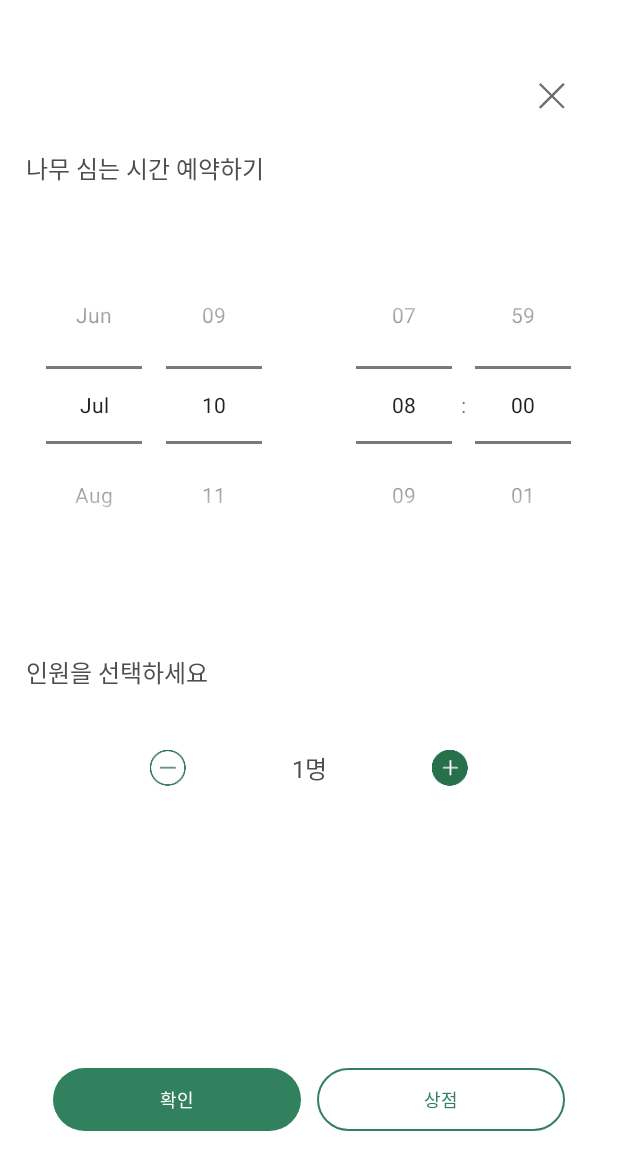
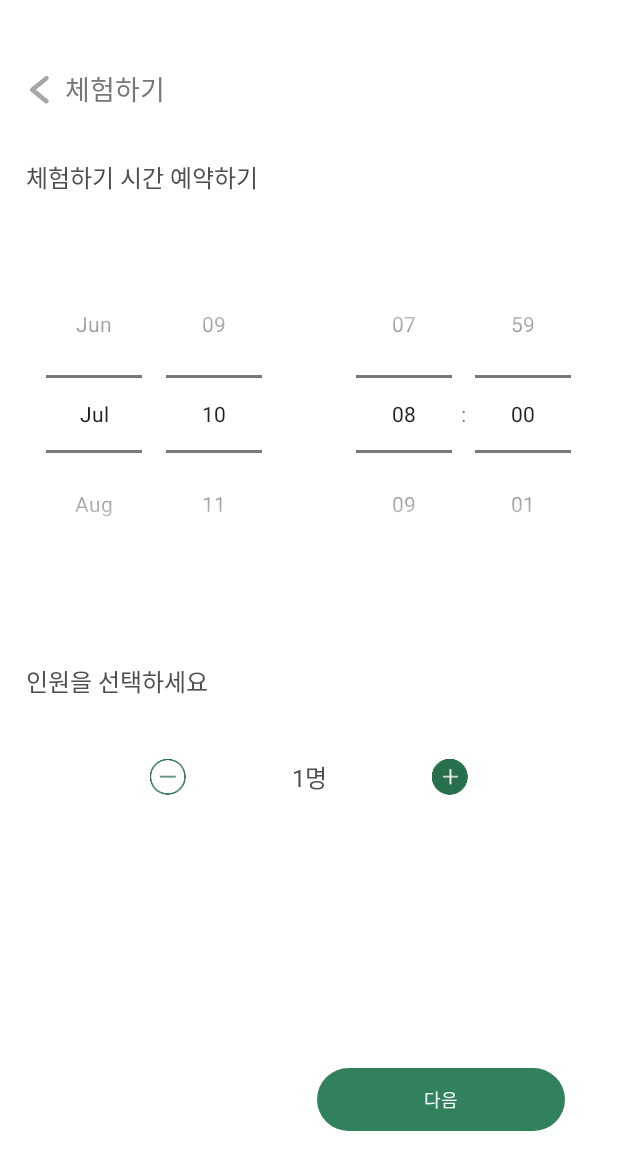
Before and after one commit to ForestMaker/ForestMaker_Android, an Android app: the SelectExperienceDateActivity screen opened directly, with no data from a screen before it, on a phone screen of 412 x 824 dp. Shown: the top 1170 px of the screen. Run offline under Robolectric (Android 15) with nearby library versions, the phone set to English and light mode, and no system bars.

Commit message:
[SelectDate] 날짜 선택하기 - Experience, Planting 분기

```diff
--- a/app/src/main/java/com/example/forestmaker/ui/reserve/Experience/ExperienceOptionActivity.kt
+++ b/app/src/main/java/com/example/forestmaker/ui/reserve/Experience/ExperienceOptionActivity.kt
@@ -1,5 +1,6 @@
 package com.example.forestmaker.ui.reserve.Experience
 
+import android.content.Intent
 import androidx.appcompat.app.AppCompatActivity
 import android.os.Bundle
 import androidx.recyclerview.widget.LinearLayoutManager
@@ -19,7 +20,8 @@ class ExperienceOptionActivity : AppCompatActivity() {
         }
 
         act_experience_option_btn_next.setOnClickListener {
-            finish()
+            val intent = Intent(this, SelectExperienceDateActivity::class.java)
+            startActivity(intent)
         }
 
         experienceOptionAdapter = ExperienceOptionAdapter(this)
--- a/app/src/main/java/com/example/forestmaker/ui/reserve/SelectDateActivity.kt
+++ b/app/src/main/java/com/example/forestmaker/ui/reserve/Experience/SelectExperienceDateActivity.kt
@@ -1,58 +1,56 @@
-package com.example.forestmaker.ui.reserve
+package com.example.forestmaker.ui.reserve.Experience
 
 import android.content.Intent
 import android.content.res.Resources
+import androidx.appcompat.app.AppCompatActivity
 import android.os.Bundle
 import android.view.View
 import android.widget.DatePicker
-import android.widget.DatePicker.OnDateChangedListener
-import androidx.appcompat.app.AppCompatActivity
 import com.example.forestmaker.R
 import com.example.forestmaker.ui.reserve.Store.StoreActivity
-import kotlinx.android.synthetic.main.activity_select_date.*
+import kotlinx.android.synthetic.main.activity_select_experience_date.*
 
-
-class SelectDateActivity : AppCompatActivity() {
+class SelectExperienceDateActivity : AppCompatActivity() {
     override fun onCreate(savedInstanceState: Bundle?) {
         super.onCreate(savedInstanceState)
-        setContentView(R.layout.activity_select_date)
+        setContentView(R.layout.activity_select_experience_date)
 
-        act_select_date_btn_close.setOnClickListener {
+        act_select_experience_date_btn_back.setOnClickListener {
             finish()
         }
 
-        act_select_date_btn_plus.setOnClickListener {
-            act_select_date_txt_number.text = (act_select_date_txt_number.text.toString().toInt() + 1).toString()
+        act_select_experience_date_btn_plus.setOnClickListener {
+            act_select_experience_date_txt_number.text = (act_select_experience_date_txt_number.text.toString().toInt() + 1).toString()
         }
 
-        act_select_date_btn_minus.setOnClickListener {
-            act_select_date_txt_number.text = (act_select_date_txt_number.text.toString().toInt() - 1).toString()
+        act_select_experience_date_btn_minus.setOnClickListener {
+            act_select_experience_date_txt_number.text = (act_select_experience_date_txt_number.text.toString().toInt() - 1).toString()
         }
 
 
         act_select_date_btn_store.setOnClickListener {
             val intent = Intent(this, StoreActivity::class.java)
 
-            intent.putExtra("month", act_select_date_datepicker.month.toString())
-            intent.putExtra("day", act_select_date_datepicker.dayOfMonth.toString())
-            intent.putExtra("hour", act_select_date_timepicker.hour.toString())
-            intent.putExtra("minute", act_select_date_timepicker.minute.toString())
-            intent.putExtra("peopleNumber", act_select_date_txt_number.text)
+            intent.putExtra("month", act_select_experience_date_datepicker.month.toString())
+            intent.putExtra("day", act_select_experience_date_datepicker.dayOfMonth.toString())
+            intent.putExtra("hour", act_select_experience_date_timepicker.hour.toString())
+            intent.putExtra("minute", act_select_experience_date_timepicker.minute.toString())
+            intent.putExtra("peopleNumber", act_select_experience_date_txt_number.text)
 
             startActivity(intent)
         }
 
         initMonthPicker()
-        act_select_date_timepicker.setIs24HourView(true)
+        act_select_experience_date_timepicker.setIs24HourView(true)
     }
 
     fun initMonthPicker() {
-        val dp_mes = findViewById<DatePicker>(R.id.act_select_date_datepicker)
+        val dp_mes = findViewById<DatePicker>(R.id.act_select_experience_date_datepicker)
         val year: Int = dp_mes.year
         val month: Int = dp_mes.month
         val day: Int = dp_mes.dayOfMonth
         dp_mes.init(year, month, day,
-            OnDateChangedListener { view, year, monthOfYear, dayOfMonth ->
+            DatePicker.OnDateChangedListener { view, year, monthOfYear, dayOfMonth ->
                 val month_i = monthOfYear + 1
 //                Log.e("selected month:", month_i.toString())
                 //Add whatever you need to handle Date changes
--- a/app/src/main/java/com/example/forestmaker/ui/reserve/ArboretumActivity.kt
+++ b/app/src/main/java/com/example/forestmaker/ui/reserve/Planting/ArboretumActivity.kt
@@ -1,8 +1,7 @@
-package com.example.forestmaker.ui.reserve
+package com.example.forestmaker.ui.reserve.Planting
 
 import android.content.Intent
 import android.os.Bundle
-import android.view.View
 import android.widget.Toast
 import androidx.appcompat.app.AppCompatActivity
 import com.example.forestmaker.R
@@ -22,7 +21,7 @@ class ArboretumActivity : AppCompatActivity(){
 
         act_arboretum_btn_ok.setOnClickListener {
             if (act_arboretum_btn_ok.isSelected) {
-                val intent = Intent(this, SelectDateActivity::class.java)
+                val intent = Intent(this, SelectPlantingDateActivity::class.java)
                 startActivity(intent)
                 finish()
             } else {
--- a/app/src/main/java/com/example/forestmaker/ui/reserve/LocationInfoActivity.kt
+++ b/app/src/main/java/com/example/forestmaker/ui/reserve/Planting/LocationInfoActivity.kt
@@ -1,4 +1,4 @@
-package com.example.forestmaker.ui.reserve
+package com.example.forestmaker.ui.reserve.Planting
 
 import android.content.Intent
 import androidx.appcompat.app.AppCompatActivity
--- a/app/src/main/java/com/example/forestmaker/ui/reserve/SelectLocationActivity.kt
+++ b/app/src/main/java/com/example/forestmaker/ui/reserve/SelectLocationActivity.kt
@@ -14,6 +14,7 @@ import com.example.forestmaker.data.LocationData
 import com.example.forestmaker.server.RequestToServer
 import com.example.forestmaker.server.data.SelectLocationResponse
 import com.example.forestmaker.ui.reserve.Experience.ExperienceActivity
+import com.example.forestmaker.ui.reserve.Planting.LocationInfoActivity
 import kotlinx.android.synthetic.main.activity_select_location.*
 import retrofit2.Call
 import retrofit2.Callback
--- a/app/src/main/res/layout/activity_arboretum.xml
+++ b/app/src/main/res/layout/activity_arboretum.xml
@@ -4,7 +4,7 @@
     xmlns:tools="http://schemas.android.com/tools"
     android:layout_width="match_parent"
     android:layout_height="match_parent"
-    tools:context=".ui.reserve.ArboretumActivity">
+    tools:context=".ui.reserve.Planting.ArboretumActivity">
 
     <androidx.constraintlayout.widget.ConstraintLayout
         android:id="@+id/constraintLayout3"
--- a/app/src/main/res/layout/activity_location_info.xml
+++ b/app/src/main/res/layout/activity_location_info.xml
@@ -4,7 +4,7 @@
     xmlns:tools="http://schemas.android.com/tools"
     android:layout_width="match_parent"
     android:layout_height="match_parent"
-    tools:context=".ui.reserve.ArboretumActivity">
+    tools:context=".ui.reserve.Planting.ArboretumActivity">
 
     <androidx.constraintlayout.widget.ConstraintLayout
         android:id="@+id/constraintLayout2"
--- /dev/null
+++ b/app/src/main/res/layout/activity_select_experience_date.xml
@@ -0,0 +1,190 @@
+<?xml version="1.0" encoding="utf-8"?>
+<androidx.constraintlayout.widget.ConstraintLayout xmlns:android="http://schemas.android.com/apk/res/android"
+    xmlns:app="http://schemas.android.com/apk/res-auto"
+    xmlns:tools="http://schemas.android.com/tools"
+    android:layout_width="match_parent"
+    android:layout_height="match_parent"
+    android:background="@color/white"
+    tools:context=".ui.reserve.Planting.SelectPlantingDateActivity">
+
+    <androidx.constraintlayout.widget.ConstraintLayout
+        android:id="@+id/constraintLayout4"
+        android:layout_width="match_parent"
+        android:layout_height="wrap_content"
+        app:layout_constraintEnd_toEndOf="parent"
+        app:layout_constraintStart_toStartOf="parent"
+        app:layout_constraintTop_toTopOf="parent">
+
+        <ImageView
+            android:id="@+id/act_select_experience_date_btn_back"
+            android:layout_width="wrap_content"
+            android:layout_height="wrap_content"
+            android:layout_marginStart="20dp"
+            android:layout_marginTop="50dp"
+            android:src="@drawable/icon_back"
+            app:layout_constraintStart_toStartOf="parent"
+            app:layout_constraintTop_toTopOf="parent" />
+
+        <TextView
+            android:layout_width="wrap_content"
+            android:layout_height="wrap_content"
+            android:layout_marginStart="10dp"
+            android:layout_marginTop="45dp"
+            android:fontFamily="@font/notosans_regular"
+            android:text="체험하기"
+            android:textColor="@color/grey"
+            android:textSize="18sp"
+            app:layout_constraintStart_toEndOf="@+id/act_select_experience_date_btn_back"
+            app:layout_constraintTop_toTopOf="parent" />
+
+    </androidx.constraintlayout.widget.ConstraintLayout>
+
+
+    <TextView
+        android:id="@+id/textView"
+        android:layout_width="wrap_content"
+        android:layout_height="wrap_content"
+        android:layout_marginTop="32dp"
+        android:layout_marginStart="17dp"
+        android:text="체험하기 시간 예약하기"
+        android:textColor="@color/black"
+        android:textSize="16sp"
+        app:layout_constraintStart_toStartOf="parent"
+        app:layout_constraintTop_toBottomOf="@+id/constraintLayout4" />
+
+    <LinearLayout
+        android:id="@+id/linearLayout"
+        android:layout_width="match_parent"
+        android:layout_height="wrap_content"
+        android:layout_marginTop="40dp"
+        android:orientation="horizontal"
+        android:weightSum="2"
+        app:layout_constraintTop_toBottomOf="@+id/textView">
+
+        <DatePicker
+            android:id="@+id/act_select_experience_date_datepicker"
+            android:layout_width="match_parent"
+            android:layout_height="wrap_content"
+            android:layout_weight="1"
+            android:calendarViewShown="false"
+            android:datePickerMode="spinner" />
+
+        <TimePicker
+            android:id="@+id/act_select_experience_date_timepicker"
+            android:layout_width="match_parent"
+            android:layout_height="wrap_content"
+            android:layout_weight="1"
+            android:timePickerMode="spinner" />
+    </LinearLayout>
+
+    <TextView
+        android:id="@+id/textView3"
+        android:layout_width="wrap_content"
+        android:layout_height="wrap_content"
+        android:layout_marginLeft="17dp"
+        android:layout_marginTop="60dp"
+        android:text="인원을 선택하세요 "
+        android:textColor="@color/black"
+        android:textSize="16sp"
+        app:layout_constraintStart_toStartOf="parent"
+        app:layout_constraintTop_toBottomOf="@+id/linearLayout" />
+
+    <androidx.constraintlayout.widget.ConstraintLayout
+        android:layout_width="match_parent"
+        android:layout_height="wrap_content"
+        android:layout_marginTop="40dp"
+        app:layout_constraintStart_toStartOf="parent"
+        app:layout_constraintTop_toBottomOf="@+id/textView3">
+
+        <Button
+            android:id="@+id/act_select_experience_date_btn_minus"
+            android:layout_width="24dp"
+            android:layout_height="24dp"
+            android:layout_marginLeft="100dp"
+            android:background="@drawable/icon_btn_minus"
+            app:layout_constraintBottom_toBottomOf="parent"
+            app:layout_constraintStart_toStartOf="parent"
+            app:layout_constraintTop_toTopOf="parent" />
+
+        <androidx.constraintlayout.widget.ConstraintLayout
+            android:layout_width="wrap_content"
+            android:layout_height="wrap_content"
+            app:layout_constraintBottom_toBottomOf="parent"
+            app:layout_constraintEnd_toStartOf="@+id/act_select_experience_date_btn_plus"
+            app:layout_constraintStart_toEndOf="@+id/act_select_experience_date_btn_minus"
+            app:layout_constraintTop_toTopOf="parent">
+
+            <TextView
+                android:id="@+id/act_select_experience_date_txt_number"
+                android:layout_width="wrap_content"
+                android:layout_height="wrap_content"
+                android:text="1"
+                android:textColor="@color/black"
+                android:textSize="16sp"
+                app:layout_constraintBottom_toBottomOf="parent"
+                app:layout_constraintEnd_toStartOf="@id/act_select_experience_date_txt_meong"
+                app:layout_constraintStart_toStartOf="parent"
+                app:layout_constraintTop_toTopOf="parent" />
+
+            <TextView
+                android:id="@+id/act_select_experience_date_txt_meong"
+                android:layout_width="wrap_content"
+                android:layout_height="wrap_content"
+                android:text="명"
+                android:textColor="@color/black"
+                android:textSize="16sp"
+                app:layout_constraintBottom_toBottomOf="parent"
+                app:layout_constraintEnd_toEndOf="parent"
+                app:layout_constraintStart_toEndOf="@+id/act_select_experience_date_txt_number"
+                app:layout_constraintTop_toTopOf="parent" />
+        </androidx.constraintlayout.widget.ConstraintLayout>
+
+
+
+        <Button
+            android:id="@+id/act_select_experience_date_btn_plus"
+            android:layout_width="24dp"
+            android:layout_height="24dp"
+            android:layout_marginRight="100dp"
+            android:background="@drawable/icon_btn_plus"
+            app:layout_constraintBottom_toBottomOf="parent"
+            app:layout_constraintEnd_toEndOf="parent"
+            app:layout_constraintTop_toTopOf="parent" />
+
+    </androidx.constraintlayout.widget.ConstraintLayout>
+
+    <LinearLayout
+        android:layout_width="match_parent"
+        android:layout_height="wrap_content"
+        android:layout_marginBottom="70dp"
+        android:layout_marginHorizontal="30dp"
+        app:layout_constraintBottom_toBottomOf="parent"
+        app:layout_constraintEnd_toEndOf="parent"
+        app:layout_constraintStart_toStartOf="parent"
+        android:orientation="horizontal"
+        android:weightSum="2">
+
+        <TextView
+            android:id="@+id/act_select_date_btn_store"
+            android:layout_width="match_parent"
+            android:layout_height="wrap_content"
+            android:layout_weight="1"/>
+
+        <TextView
+            android:id="@+id/act_select_experience_date_btn_next"
+            android:layout_width="match_parent"
+            android:layout_height="wrap_content"
+            android:layout_weight="1"
+            android:layout_marginHorizontal="5dp"
+            android:text="다음"
+            android:paddingVertical="12dp"
+            android:gravity="center"
+            android:textSize="12sp"
+            android:textColor="@color/white"
+            android:background="@drawable/round_box_green_72"
+            app:layout_constraintBottom_toBottomOf="parent"/>
+
+    </LinearLayout>
+
+
+</androidx.constraintlayout.widget.ConstraintLayout>
--- a/app/src/main/res/layout/activity_select_date.xml
+++ b/app/src/main/res/layout/activity_select_planting_date.xml
@@ -5,29 +5,52 @@
     android:layout_width="match_parent"
     android:layout_height="match_parent"
     android:background="@color/white"
-    tools:context=".ui.reserve.SelectDateActivity">
+    tools:context=".ui.reserve.Planting.SelectPlantingDateActivity">
 
-    <ImageView
-        android:id="@+id/act_select_date_btn_close"
-        android:layout_width="wrap_content"
+    <androidx.constraintlayout.widget.ConstraintLayout
+        android:id="@+id/constraintLayout4"
+        android:layout_width="match_parent"
         android:layout_height="wrap_content"
-        android:layout_marginRight="35dp"
-        android:layout_marginTop="55dp"
-        android:src="@drawable/icon_close"
         app:layout_constraintEnd_toEndOf="parent"
-        app:layout_constraintTop_toTopOf="parent" />
+        app:layout_constraintStart_toStartOf="parent"
+        app:layout_constraintTop_toTopOf="parent">
+
+        <ImageView
+            android:id="@+id/act_select_planting_date_btn_back"
+            android:layout_width="wrap_content"
+            android:layout_height="wrap_content"
+            android:layout_marginStart="20dp"
+            android:layout_marginTop="50dp"
+            android:src="@drawable/icon_back"
+            app:layout_constraintStart_toStartOf="parent"
+            app:layout_constraintTop_toTopOf="parent" />
+
+        <TextView
+            android:layout_width="wrap_content"
+            android:layout_height="wrap_content"
+            android:layout_marginStart="10dp"
+            android:layout_marginTop="45dp"
+            android:fontFamily="@font/notosans_regular"
+            android:text="나무심기"
+            android:textColor="@color/grey"
+            android:textSize="18sp"
+            app:layout_constraintStart_toEndOf="@+id/act_select_planting_date_btn_back"
+            app:layout_constraintTop_toTopOf="parent" />
+
+    </androidx.constraintlayout.widget.ConstraintLayout>
+
 
     <TextView
         android:id="@+id/textView"
         android:layout_width="wrap_content"
         android:layout_height="wrap_content"
+        android:layout_marginTop="32dp"
         android:layout_marginStart="17dp"
-        android:layout_marginTop="100dp"
         android:text="나무 심는 시간 예약하기"
+        android:textColor="@color/black"
         android:textSize="16sp"
-        android:textColor="@color/black"
         app:layout_constraintStart_toStartOf="parent"
-        app:layout_constraintTop_toTopOf="parent" />
+        app:layout_constraintTop_toBottomOf="@+id/constraintLayout4" />
 
     <LinearLayout
         android:id="@+id/linearLayout"
@@ -39,7 +62,7 @@
         app:layout_constraintTop_toBottomOf="@+id/textView">
 
         <DatePicker
-            android:id="@+id/act_select_date_datepicker"
+            android:id="@+id/act_select_planting_date_datepicker"
             android:layout_width="match_parent"
             android:layout_height="wrap_content"
             android:layout_weight="1"
@@ -47,7 +70,7 @@
             android:datePickerMode="spinner" />
 
         <TimePicker
-            android:id="@+id/act_select_date_timepicker"
+            android:id="@+id/act_select_planting_date_timepicker"
             android:layout_width="match_parent"
             android:layout_height="wrap_content"
             android:layout_weight="1"
@@ -74,7 +97,7 @@
         app:layout_constraintTop_toBottomOf="@+id/textView3">
 
         <Button
-            android:id="@+id/act_select_date_btn_minus"
+            android:id="@+id/act_select_planting_date_btn_minus"
             android:layout_width="24dp"
             android:layout_height="24dp"
             android:layout_marginLeft="100dp"
@@ -87,24 +110,24 @@
             android:layout_width="wrap_content"
             android:layout_height="wrap_content"
             app:layout_constraintBottom_toBottomOf="parent"
-            app:layout_constraintEnd_toStartOf="@+id/act_select_date_btn_plus"
-            app:layout_constraintStart_toEndOf="@+id/act_select_date_btn_minus"
+            app:layout_constraintEnd_toStartOf="@+id/act_select_planting_date_btn_plus"
+            app:layout_constraintStart_toEndOf="@+id/act_select_planting_date_btn_minus"
             app:layout_constraintTop_toTopOf="parent">
 
             <TextView
-                android:id="@+id/act_select_date_txt_number"
+                android:id="@+id/act_select_planting_date_txt_number"
                 android:layout_width="wrap_content"
                 android:layout_height="wrap_content"
                 android:text="1"
                 android:textColor="@color/black"
                 android:textSize="16sp"
                 app:layout_constraintBottom_toBottomOf="parent"
-                app:layout_constraintEnd_toStartOf="@id/act_select_date_txt_meong"
+                app:layout_constraintEnd_toStartOf="@id/act_select_planting_date_txt_meong"
                 app:layout_constraintStart_toStartOf="parent"
                 app:layout_constraintTop_toTopOf="parent" />
 
             <TextView
-                android:id="@+id/act_select_date_txt_meong"
+                android:id="@+id/act_select_planting_date_txt_meong"
                 android:layout_width="wrap_content"
                 android:layout_height="wrap_content"
                 android:text="명"
@@ -112,14 +135,14 @@
                 android:textSize="16sp"
                 app:layout_constraintBottom_toBottomOf="parent"
                 app:layout_constraintEnd_toEndOf="parent"
-                app:layout_constraintStart_toEndOf="@+id/act_select_date_txt_number"
+                app:layout_constraintStart_toEndOf="@+id/act_select_planting_date_txt_number"
                 app:layout_constraintTop_toTopOf="parent" />
         </androidx.constraintlayout.widget.ConstraintLayout>
 
 
 
         <Button
-            android:id="@+id/act_select_date_btn_plus"
+            android:id="@+id/act_select_planting_date_btn_plus"
             android:layout_width="24dp"
             android:layout_height="24dp"
             android:layout_marginRight="100dp"
@@ -142,12 +165,18 @@
         android:weightSum="2">
 
         <TextView
-            android:id="@+id/act_select_date_btn_ok"
+            android:id="@+id/act_select_date_btn_store"
+            android:layout_width="match_parent"
+            android:layout_height="wrap_content"
+            android:layout_weight="1"/>
+
+        <TextView
+            android:id="@+id/act_select_planting_date_btn_next"
             android:layout_width="match_parent"
             android:layout_height="wrap_content"
             android:layout_weight="1"
             android:layout_marginHorizontal="5dp"
-            android:text="확인"
+            android:text="다음"
             android:paddingVertical="12dp"
             android:gravity="center"
             android:textSize="12sp"
@@ -155,20 +184,6 @@
             android:background="@drawable/round_box_green_72"
             app:layout_constraintBottom_toBottomOf="parent"/>
 
-        <TextView
-            android:id="@+id/act_select_date_btn_store"
-            android:layout_width="match_parent"
-            android:layout_height="wrap_content"
-            android:layout_weight="1"
-            android:layout_marginHorizontal="5dp"
-            android:text="상점"
-            android:paddingVertical="12dp"
-            android:gravity="center"
-            android:textSize="12sp"
-            android:textColor="@color/green"
-            android:background="@drawable/round_stroke_green_1_72"
-            app:layout_constraintBottom_toBottomOf="parent"/>
-
     </LinearLayout>
 
 
```
Also changed, not shown: app/src/main/AndroidManifest.xml (+4 -3 lines), app/src/main/java/com/example/forestmaker/ui/reserve/Planting/SelectPlantingDateActivity.kt (added, +84 -0 lines).
